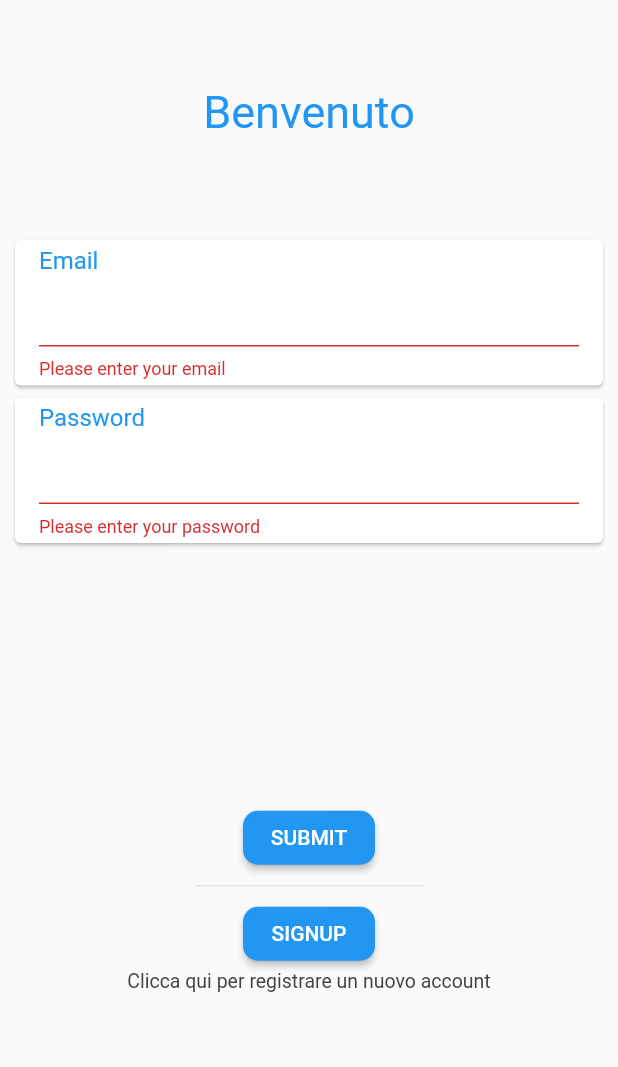
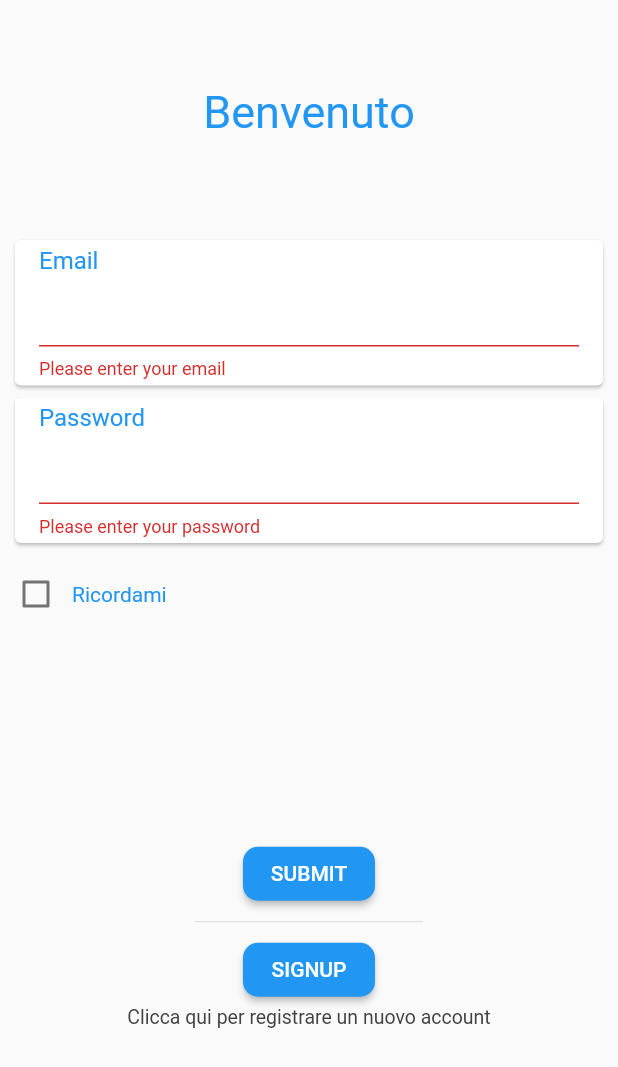
Before and after one commit to MarcatoLuca/Booking, a Flutter app: the FormPage widget shown alone on an empty page, opened directly, after a tap on "SUBMIT", on a phone screen of 412 x 824 dp. Shown: the top 1067 px of the screen. Run offline on Flutter 3.47's test engine with Material 2 defaults, Android fonts, the phone set to English and light mode, and no system bars; our stand-ins replace bloc, floor, flutter_bloc, sqflite; missing offline and left inert: crypt; accounts and stored records are empty; generated files the repository leaves out were written again.

Commit message:
fixed user model and login

```diff
--- a/flutter_app/lib/pages/form_page.dart
+++ b/flutter_app/lib/pages/form_page.dart
@@ -1,7 +1,8 @@
-import 'package:crypt/crypt.dart';
 import 'package:flutter/material.dart';
 
 import 'package:booking/data/app_database.dart';
+
+import 'package:booking/data/model/user.dart';
 
 class FormPage extends StatefulWidget {
   final AppDatabase appDatabase;
@@ -18,8 +19,10 @@ class _FormPage extends State<FormPage> {
   final TextEditingController passwordController = TextEditingController();
   final TextEditingController passwordSecureController =
       TextEditingController();
+  bool checkBoxValue = false;
   bool state = false;
   List<Widget> form;
+  User user = new User(id: -1, permits: -1);
 
   final ButtonStyle raisedButtonStyle = ElevatedButton.styleFrom(
     onPrimary: Colors.white,
@@ -51,7 +54,8 @@ class _FormPage extends State<FormPage> {
               if (value == null || value.isEmpty) {
                 return 'Please enter your email';
               } else {
-                if (checkEmail(value)) {
+                user.email = value;
+                if (user.isValid()) {
                   return 'Invalid email';
                 }
               }
@@ -73,6 +77,8 @@ class _FormPage extends State<FormPage> {
             validator: (value) {
               if (value == null || value.isEmpty) {
                 return 'Please enter your password';
+              } else {
+                user.crypt(value);
               }
               return null;
             },
@@ -83,7 +89,7 @@ class _FormPage extends State<FormPage> {
     ];
   }
 
-  updateForm() {
+  void updateForm() {
     state = !state;
     if (form.length == 2) {
       form.add(
@@ -116,17 +122,6 @@ class _FormPage extends State<FormPage> {
     }
   }
 
-  bool checkEmail(String email) {
-    return !RegExp(
-            r"^[a-zA-Z0-9.a-zA-Z0-9.!#$%&'*+-/=?^_`{|}~]+@itiszuccante.edu.it")
-        .hasMatch(email);
-  }
-
-  void validateLogin(String email, String plainPassowrd) {
-    final cryptedPassword = Crypt.sha256(plainPassowrd);
-    //TODO
-  }
-
   @override
   Widget build(BuildContext context) {
     return LayoutBuilder(
@@ -136,21 +131,34 @@ class _FormPage extends State<FormPage> {
         constraints: BoxConstraints(
           minHeight: viewportConstraints.maxHeight,
         ),
-        child: IntrinsicHeight(
-          child: Column(
+        child: IntrinsicHeight(child: buildBody()),
+      ));
+    });
+  }
+
+  Widget buildBody() {
+    return Column(
       mainAxisSize: MainAxisSize.min,
-            children: [
-              Container(
+      children: [buildTitle(), buildForm(), buildFormButtons()],
+    );
+  }
+
+  Widget buildTitle() {
+    return Container(
         height: 150,
         child: Center(
             child: Container(
                 child: Text(
           "Benvenuto",
           style: TextStyle(fontSize: 30, color: Colors.blue),
-                  )))),
-              ClipRRect(
+        ))));
+  }
+
+  Widget buildForm() {
+    return ClipRRect(
       child: Column(
         mainAxisAlignment: MainAxisAlignment.start,
+        crossAxisAlignment: CrossAxisAlignment.start,
         children: [
           Container(
             padding: EdgeInsets.all(6),
@@ -161,10 +169,30 @@ class _FormPage extends State<FormPage> {
               ),
             ),
           ),
+          (!state)
+              ? Row(
+                  children: [
+                    Checkbox(
+                        value: checkBoxValue,
+                        onChanged: (value) {
+                          setState(() {
+                            checkBoxValue = value;
+                          });
+                        }),
+                    Text(
+                      "Ricordami",
+                      style: TextStyle(color: Colors.blue),
+                    )
+                  ],
+                )
+              : Container()
         ],
       ),
-              ),
-              Expanded(
+    );
+  }
+
+  Widget buildFormButtons() {
+    return Expanded(
         child: ClipRRect(
       child: Column(
         mainAxisAlignment: MainAxisAlignment.center,
@@ -174,14 +202,15 @@ class _FormPage extends State<FormPage> {
               onPressed: () {
                 if (_formKey.currentState.validate()) {
                   //false -> LOGIN
+
                   if (state) {
-                              validateLogin(emailController.text,
-                                  passwordController.text);
                   } else {
+                    user.keepMeLogged = checkBoxValue;
                     //checkAndSaveUser();
                   }
-                            ScaffoldMessenger.of(context).showSnackBar(
-                                SnackBar(content: Text("Loading..")));
+
+                  ScaffoldMessenger.of(context)
+                      .showSnackBar(SnackBar(content: Text(user.toString())));
                 }
               },
               child: Text("SUBMIT")),
@@ -206,11 +235,6 @@ class _FormPage extends State<FormPage> {
           )
         ],
       ),
-              )),
-            ],
-          ),
-        ),
     ));
-    });
   }
 }
```
Also changed, not shown: flutter_app/lib/data/model/user.dart (+20 -0 lines). Lines whose indentation alone changed are shown as unchanged.
